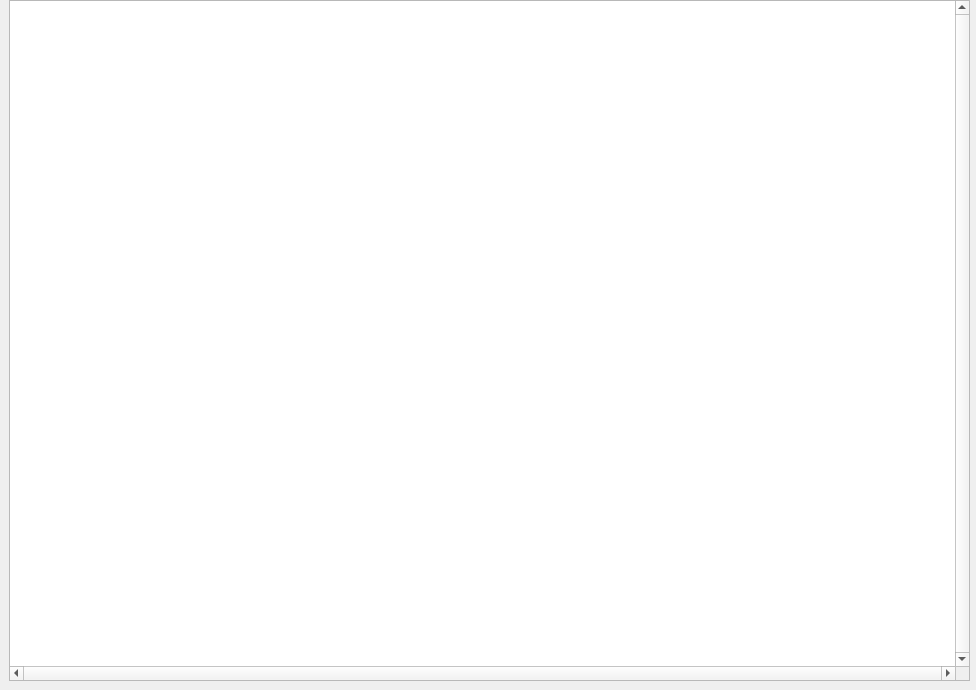
First picture: the form in src/qt/forms/proposals.ui, repository biblepay/biblepay_legacy, before the edit.
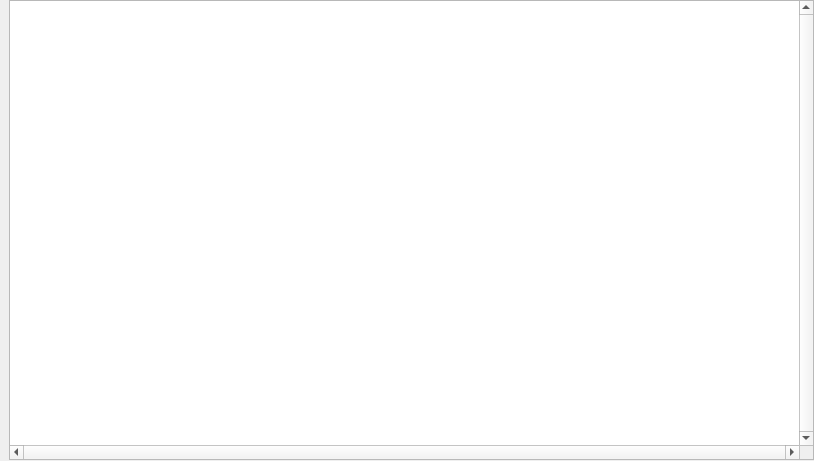
Second picture: the form after the edit.

```diff
--- a/src/qt/forms/proposals.ui
+++ b/src/qt/forms/proposals.ui
@@ -6,8 +6,8 @@
    <rect>
     <x>0</x>
     <y>0</y>
-    <width>976</width>
-    <height>690</height>
+    <width>814</width>
+    <height>461</height>
    </rect>
   </property>
   <property name="sizePolicy">
@@ -24,8 +24,8 @@
     <rect>
      <x>9</x>
      <y>0</y>
-     <width>961</width>
-     <height>681</height>
+     <width>805</width>
+     <height>460</height>
     </rect>
    </property>
    <property name="verticalScrollBarPolicy">
```
